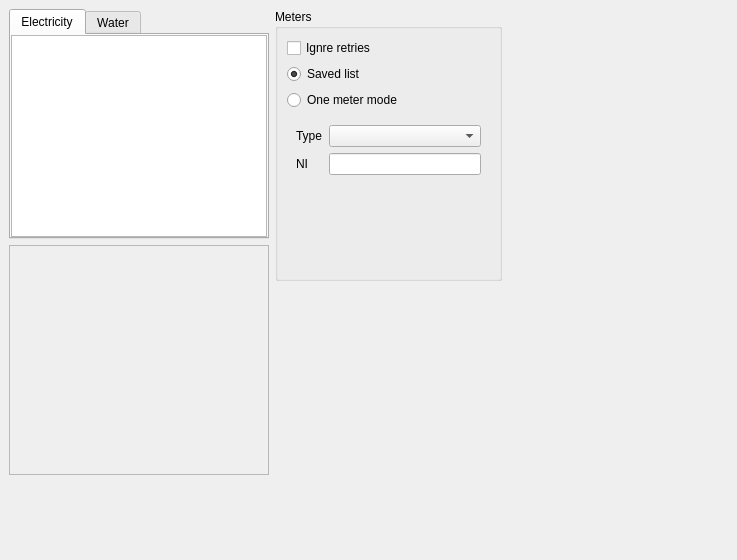
This is zbyrator-src/startpagepoll.ui in KTS-Intek/quick-collect as Qt 5 draws it before an edit. The edited form follows.
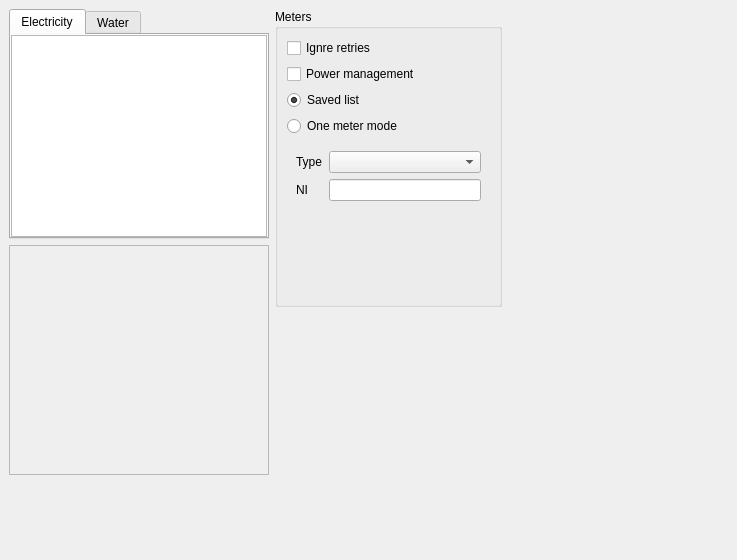
This is the edited form. Icons and pictures are not drawn.

The edit to the form file:
```diff
--- a/zbyrator-src/startpagepoll.ui
+++ b/zbyrator-src/startpagepoll.ui
@@ -279,6 +279,16 @@
               </property>
              </widget>
             </item>
+            <item>
+             <widget class="QCheckBox" name="cbxPwrManagement">
+              <property name="toolTip">
+               <string>Switch off modems after the poll</string>
+              </property>
+              <property name="text">
+               <string>Power management</string>
+              </property>
+             </widget>
+            </item>
             <item>
              <widget class="QRadioButton" name="rbSavedList">
               <property name="text">
```
